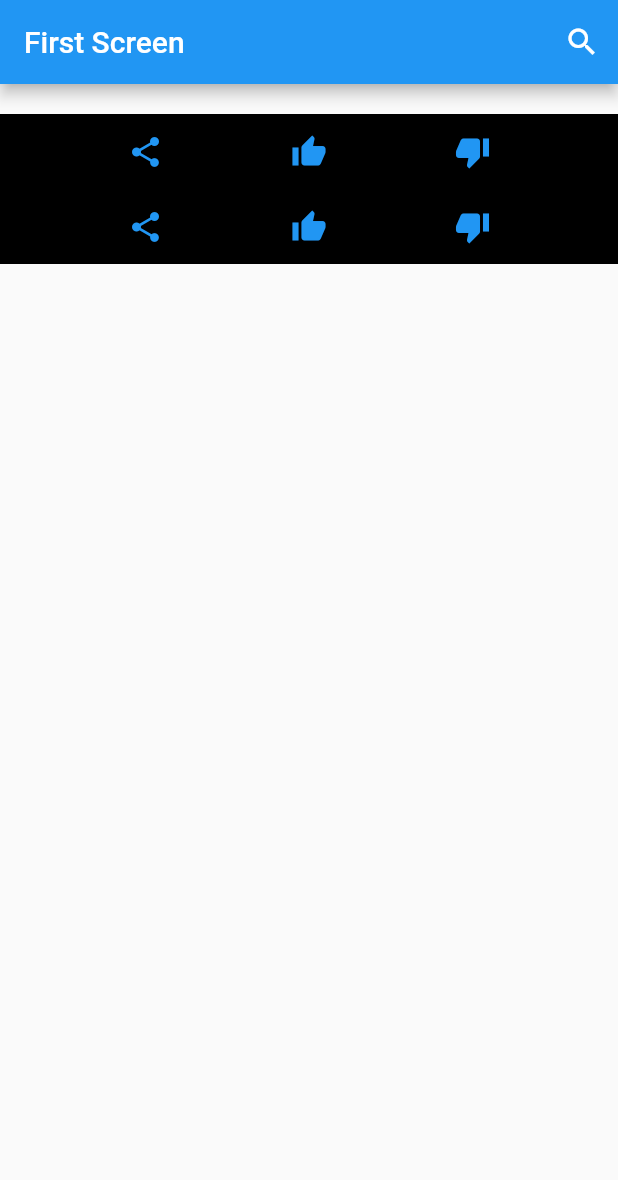
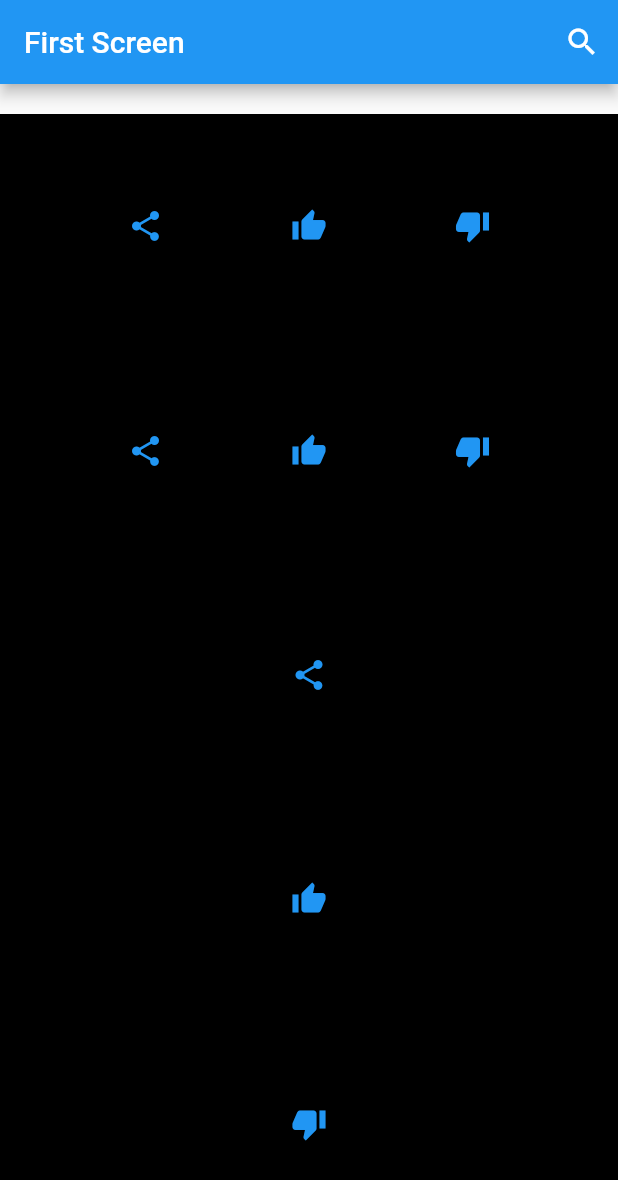
Before and after one commit to Rifqips/BelajarMembuatAplikasiFlutteruntukPemula, a Flutter app: the screen it shows after launch, on a phone screen of 412 x 824 dp. Shown: the top 1180 px of the screen. Run offline on Flutter 3.47's test engine with Material 2 defaults, Android fonts, the phone set to English and light mode, and no system bars.

Commit message:
Update main.dart

```diff
--- a/lib/main.dart
+++ b/lib/main.dart
@@ -31,7 +31,6 @@ class MyHomePage extends StatelessWidget {
         ],
       ),
       body: Container(
-        height: 100,
         color: Colors.black,
         margin: const EdgeInsets.only(top: 20),
         child: const Column(
@@ -71,6 +70,18 @@ class MyHomePage extends StatelessWidget {
                   ),
                 ],
               ),
+              Icon(
+                Icons.share,
+                color: Colors.blue,
+              ),
+              Icon(
+                Icons.thumb_up,
+                color: Colors.blue,
+              ),
+              Icon(
+                Icons.thumb_down,
+                color: Colors.blue,
+              ),
             ]),
       ),
     );
```
